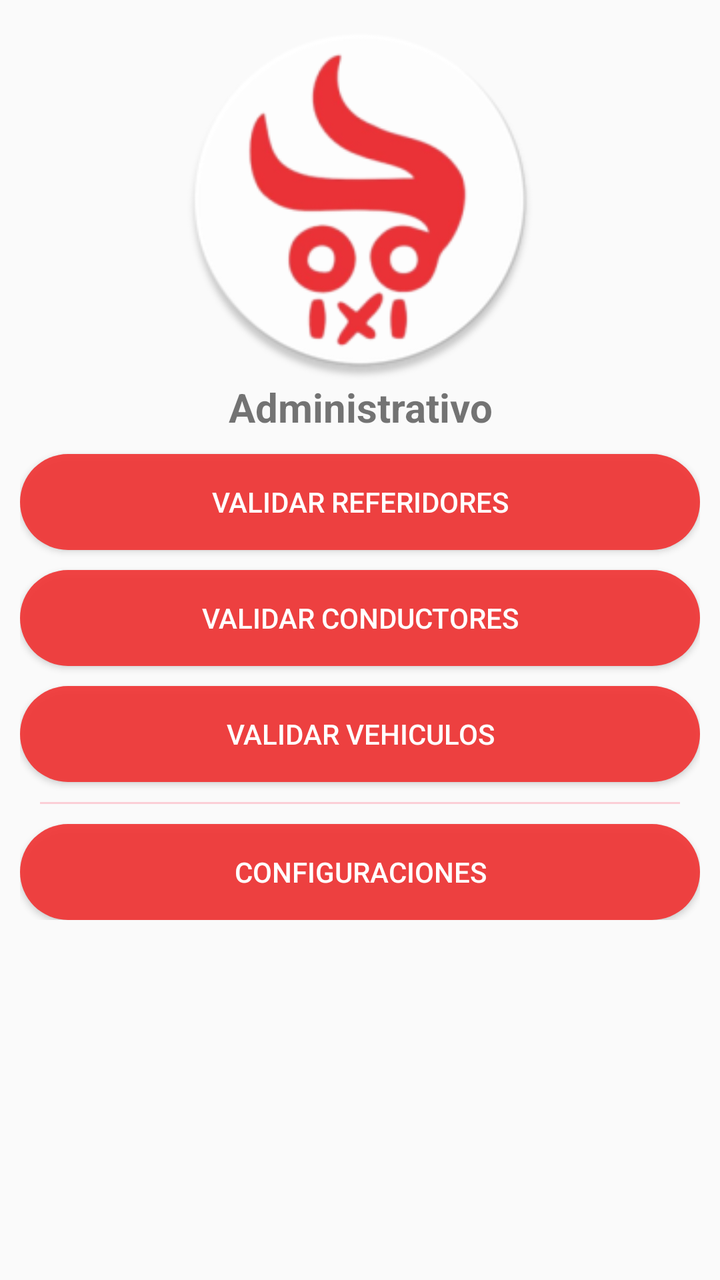
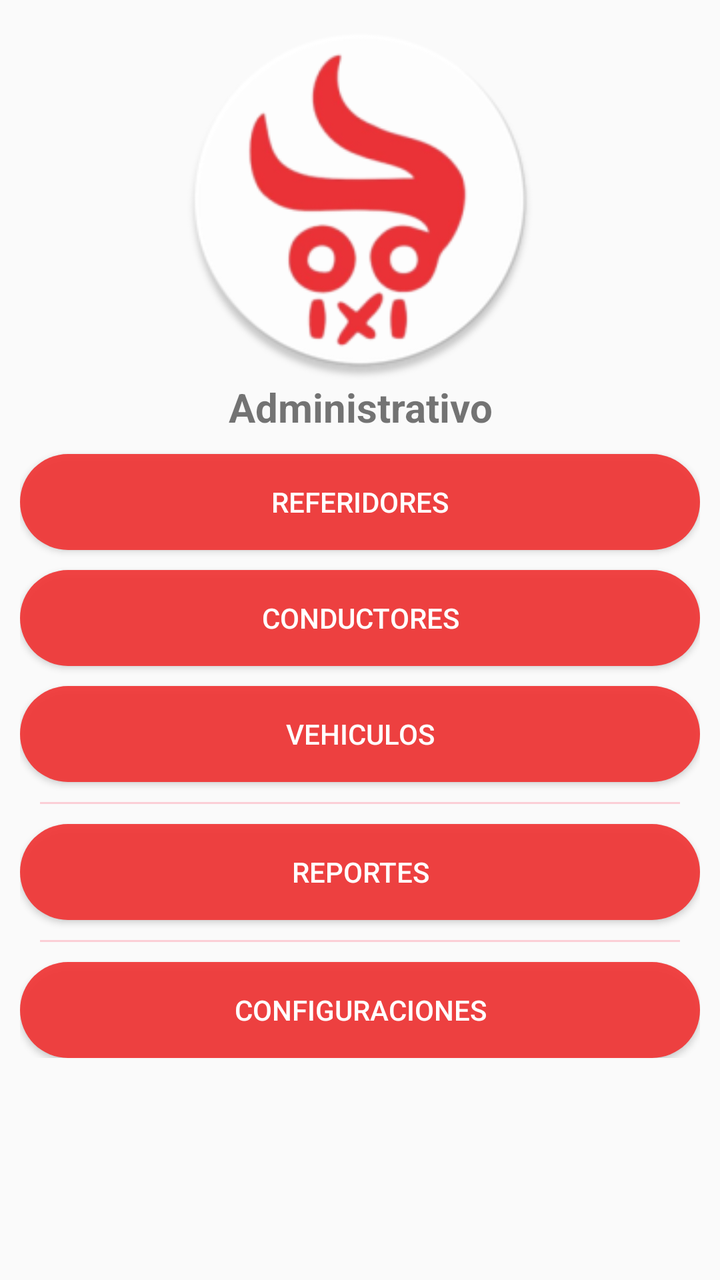

Two renders of the same Android screen: before a commit and after it. Below are the layout's source before the change and the commit's diff.
<!-- AndroidManifest.xml: application theme Theme.Ixi_administrativo -->
<!-- res/layout/activity_main.xml -->
<?xml version="1.0" encoding="utf-8"?>
<LinearLayout xmlns:android="http://schemas.android.com/apk/res/android"
    xmlns:app="http://schemas.android.com/apk/res-auto"
    xmlns:tools="http://schemas.android.com/tools"
    android:layout_width="match_parent"
    android:layout_height="match_parent"
    android:orientation="vertical"
    tools:context=".MainActivity">
<ScrollView
    android:layout_width="match_parent"
    android:layout_height="match_parent">
    <LinearLayout
        android:layout_width="match_parent"
        android:layout_height="match_parent"
        android:orientation="vertical"
        android:layout_margin="10dp">

        <ImageView
            android:layout_width="180dp"
            android:layout_height="180dp"
            android:layout_gravity="center"
            android:src="@drawable/ic_ixi_logo"></ImageView>

        <TextView
            android:id="@+id/textView"
            android:layout_width="match_parent"
            android:layout_height="wrap_content"
            android:layout_gravity="center"
            android:gravity="center"
            android:textSize="20sp"
            android:textStyle="bold"
            android:text="Administrativo" />

        <Button
            android:id="@+id/button_validarReferidores"
            android:layout_width="match_parent"
            android:layout_height="wrap_content"
            android:layout_marginTop="10dp"
            style="@style/BotonEstilo"
            android:text="Validar Referidores" />

        <Button
            android:id="@+id/button_validarConductores"
            android:layout_marginTop="10dp"
            android:layout_width="match_parent"
            android:layout_height="wrap_content"
            style="@style/BotonEstilo"
            android:text="Validar Conductores" />

        <Button
            android:id="@+id/button_validarVehiculos"
            android:layout_marginTop="10dp"
            android:layout_width="match_parent"
            android:layout_height="wrap_content"
            style="@style/BotonEstilo"
            android:text="Validar Vehiculos" />


        <View
            android:layout_width="match_parent"
            android:layout_height="1dp"
            android:background="@color/red_claro"
            android:layout_marginTop="10dp"
            android:layout_marginRight="10dp"
            android:layout_marginBottom="10dp"
            android:layout_marginLeft="10dp" />

        <Button
            android:id="@+id/button_configuraciones"
            android:layout_width="match_parent"
            android:layout_height="wrap_content"
            style="@style/BotonEstilo"
            android:text="Configuraciones" />


    </LinearLayout>

</ScrollView>


</LinearLayout>
<!-- resources referenced by this layout -->
<resources>
  <color name="red_claro">#31FB1B3E</color>
  <!-- drawable ic_ixi_logo: png bitmap (drawable, 22310 bytes) -->
  <style name="BotonEstilo">
          <item name="android:background">@drawable/boton_redondo</item>
          <item name="android:layout_gravity">center</item>
          <item name="android:gravity">center</item>
          <item name="android:textColor">#ffffff</item>
          <item name="android:padding">10dp</item>
      </style>
  <style name="Theme.Ixi_administrativo" parent="Base.Theme.Ixi_administrativo" />
  <!-- drawable boton_redondo (drawable-v24) -->
  <?xml version="1.0" encoding="utf-8"?>
  <shape
      xmlns:android="http://schemas.android.com/apk/res/android">
  
      <corners android:radius="50dp"></corners>
      <solid android:color="@color/rojo"></solid>
  </shape>
  <style name="Base.Theme.Ixi_administrativo" parent="Theme.AppCompat.Light.NoActionBar">
          
          <item name="colorPrimary">@color/rojo</item>
          <item name="colorPrimaryVariant">@color/white</item>
          <item name="colorOnPrimary">@color/white</item>
          
          <item name="colorSecondary">@color/black</item>
          <item name="colorSecondaryVariant">@color/rojo</item>
          <item name="colorOnSecondary">@color/black</item>
  
          <item name="android:statusBarColor">?attr/colorPrimary</item>
          <item name="colorControlNormal">@color/grey</item>
          <item name="colorControlActivated">@color/rojo</item>
          <item name="colorControlHighlight">@color/white</item>
          <item name="android:textColorHint">@color/white</item>
          <item name="android:progressBarStyle">@style/CustomProgressBar</item>
  
      </style>
  <color name="rojo">#EEF13737</color>
  <color name="white">#FFFFFFFF</color>
  <color name="black">#FF000000</color>
  <color name="grey">#BFBFBF</color>
  <style name="CustomProgressBar" parent="@android:style/Widget.ProgressBar">
          <item name="android:backgroundTint">@color/red</item>
      </style>
  <color name="red">#FF1739</color>
</resources>

<!-- the commit's change to res/layout/activity_main.xml (unified diff, before → after) -->
@@ -37,7 +37,7 @@
             android:layout_height="wrap_content"
             android:layout_marginTop="10dp"
             style="@style/BotonEstilo"
-            android:text="Validar Referidores" />
+            android:text="Referidores" />
 
         <Button
             android:id="@+id/button_validarConductores"
@@ -45,7 +45,7 @@
             android:layout_width="match_parent"
             android:layout_height="wrap_content"
             style="@style/BotonEstilo"
-            android:text="Validar Conductores" />
+            android:text="Conductores" />
 
         <Button
             android:id="@+id/button_validarVehiculos"
@@ -53,8 +53,23 @@
             android:layout_width="match_parent"
             android:layout_height="wrap_content"
             style="@style/BotonEstilo"
-            android:text="Validar Vehiculos" />
+            android:text="Vehiculos" />
 
+        <View
+            android:layout_width="match_parent"
+            android:layout_height="1dp"
+            android:background="@color/red_claro"
+            android:layout_marginTop="10dp"
+            android:layout_marginRight="10dp"
+            android:layout_marginBottom="10dp"
+            android:layout_marginLeft="10dp" />
+
+        <Button
+            android:id="@+id/button_saldos"
+            android:layout_width="match_parent"
+            android:layout_height="wrap_content"
+            style="@style/BotonEstilo"
+            android:text="Reportes" />
 
         <View
             android:layout_width="match_parent"
